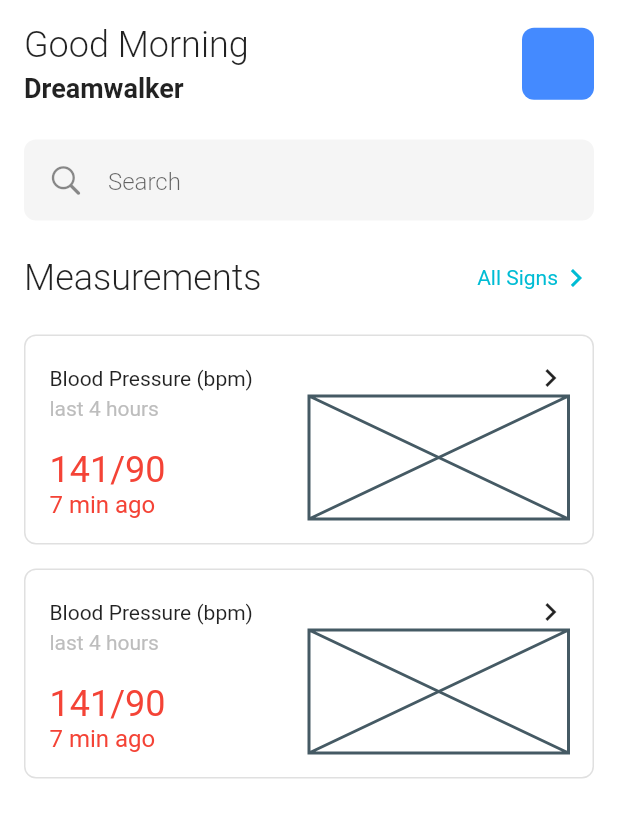
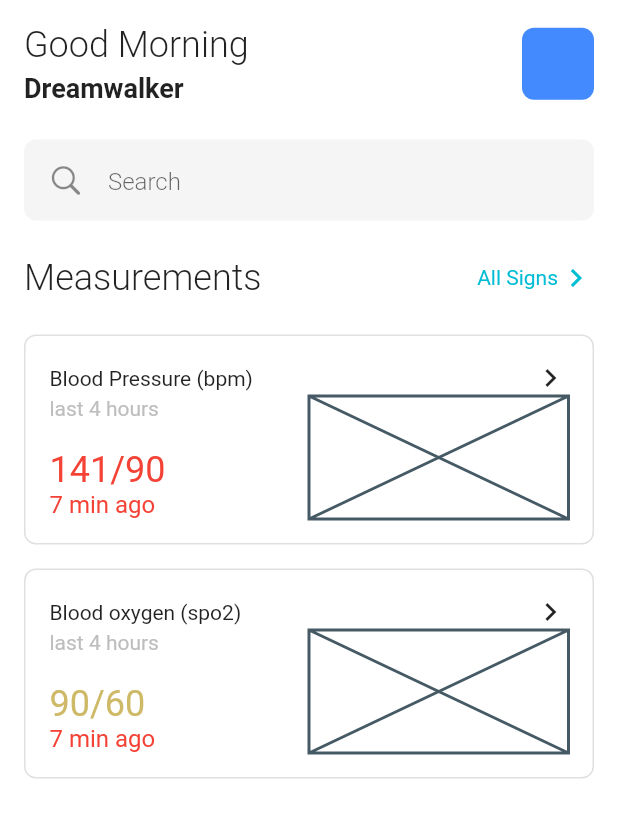
Before and after one commit to JAICHANGPARK/flutter_notebook_19th_story, a Flutter app: the screen it shows after launch, on a phone screen of 412 x 824 dp. Shown: the top 818 px of the screen. Run offline on Flutter 3.47's test engine with Material 2 defaults, Android fonts, the phone set to English and light mode, and no system bars; our stand-ins replace cached_network_image, countup, fl_chart, flutter_riverpod, freezed_annotation, smooth_page_indicator and 1 more.

Commit message:
Update monitoring_main_page.dart

```diff
--- a/lib/ep1127_patient_monitoring_app/src/ui/monitoring_main_page.dart
+++ b/lib/ep1127_patient_monitoring_app/src/ui/monitoring_main_page.dart
@@ -172,17 +172,18 @@ class _MonitoringMainPageState extends State<MonitoringMainPage> {
                           child: Container(
                             height: 140,
                             decoration: BoxDecoration(
-                                border: Border.all(
-                                  color: Colors.grey[300]!,
-                                ),
-                                borderRadius: BorderRadius.circular(8)),
+                              borderRadius: BorderRadius.circular(8),
+                              border: Border.all(
+                                color: Colors.grey[300]!,
+                              ),
+                            ),
                             padding: const EdgeInsets.all(16),
                             child: Column(
                               children: [
                                 Row(
                                   mainAxisAlignment: MainAxisAlignment.spaceBetween,
                                   children: const [
-                                    Text("Blood Pressure (bpm)"),
+                                    Text("Blood oxygen (spo2)"),
                                     Icon(Icons.keyboard_arrow_right),
                                   ],
                                 ),
@@ -202,9 +203,9 @@ class _MonitoringMainPageState extends State<MonitoringMainPage> {
                                             ),
                                             const Spacer(),
                                             const Text(
-                                              "141/90",
+                                              "90/60",
                                               style: TextStyle(
-                                                color: Colors.red,
+                                                color: Color.fromRGBO(206, 185, 103, 1),
                                                 fontSize: 24,
                                               ),
                                             ),
```
